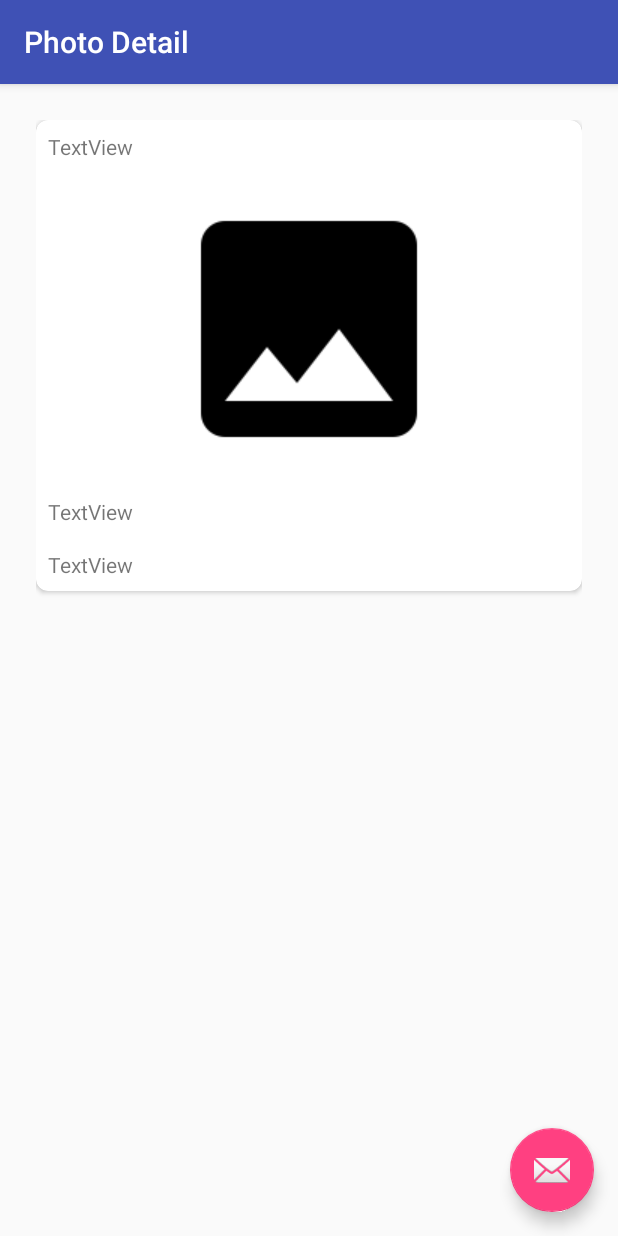
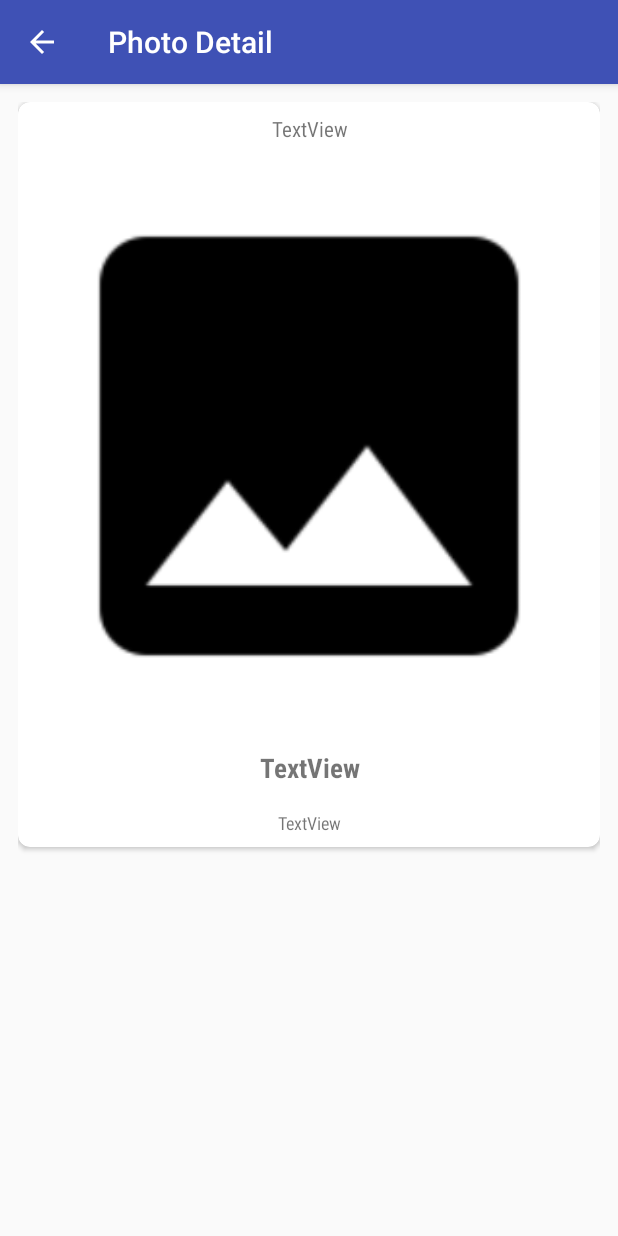
Before and after one commit to sergeyMelentyev/TrendingImages, an Android app: the PhotoDetailActivity screen opened directly, with no data from a screen before it, on a phone screen of 412 x 824 dp. Run offline under Robolectric (Android 15) with nearby library versions, the phone set to English and light mode, and no system bars; our stand-ins replace Picasso; pictures from the network do not load.

```diff
--- /dev/null
+++ b/app/src/main/java/com/example/melentyev/sergey/trendingimages/BaseActivity.java
@@ -0,0 +1,23 @@
+package com.example.melentyev.sergey.trendingimages;
+
+import android.support.v7.app.ActionBar;
+import android.support.v7.app.AppCompatActivity;
+import android.support.v7.widget.Toolbar;
+
+public class BaseActivity extends AppCompatActivity {
+    static final String FLICKR_QUERY = "FLICKR_QUERY";
+    static final String PHOTO_TRANSFER = "PHOTO_TRANSFER";
+
+    void activateToolBar(boolean enableHome) {
+        ActionBar actionBar = getSupportActionBar();
+        if (actionBar == null) {
+            Toolbar toolbar = (Toolbar) findViewById(R.id.toolbar);
+            if (toolbar != null) {
+                setSupportActionBar(toolbar);
+                actionBar = getSupportActionBar();
+            }
+        }
+        if (actionBar != null)
+            actionBar.setDisplayHomeAsUpEnabled(enableHome);
+    }
+}
--- a/app/src/main/java/com/example/melentyev/sergey/trendingimages/PhotoDetailActivity.java
+++ b/app/src/main/java/com/example/melentyev/sergey/trendingimages/PhotoDetailActivity.java
@@ -1,29 +1,42 @@
 package com.example.melentyev.sergey.trendingimages;
 
+import android.content.Intent;
 import android.os.Bundle;
 import android.support.design.widget.FloatingActionButton;
 import android.support.design.widget.Snackbar;
 import android.support.v7.app.AppCompatActivity;
 import android.support.v7.widget.Toolbar;
 import android.view.View;
+import android.widget.ImageView;
+import android.widget.TextView;
 
-public class PhotoDetailActivity extends AppCompatActivity {
+import com.squareup.picasso.Picasso;
+
+public class PhotoDetailActivity extends BaseActivity {
 
     @Override
     protected void onCreate(Bundle savedInstanceState) {
         super.onCreate(savedInstanceState);
         setContentView(R.layout.activity_photo_detail);
-        Toolbar toolbar = (Toolbar) findViewById(R.id.toolbar);
-        setSupportActionBar(toolbar);
 
-        FloatingActionButton fab = (FloatingActionButton) findViewById(R.id.fab);
-        fab.setOnClickListener(new View.OnClickListener() {
-            @Override
-            public void onClick(View view) {
-                Snackbar.make(view, "Replace with your own action", Snackbar.LENGTH_LONG)
-                        .setAction("Action", null).show();
-            }
-        });
+        activateToolBar(true);
+
+        Intent intent = getIntent();
+        Photo photo = (Photo) intent.getSerializableExtra(PHOTO_TRANSFER);
+        if (photo != null) {
+            TextView photoTitle = (TextView) findViewById(R.id.photo_title);
+            photoTitle.setText(photo.getmTitle());
+
+            TextView photoTags = (TextView) findViewById(R.id.photo_tags);
+            photoTags.setText(photo.getmTags());
+
+            TextView photoAuthor = (TextView) findViewById(R.id.photo_author);
+            photoAuthor.setText(photo.getmAuthor());
+
+            ImageView imageView = (ImageView) findViewById(R.id.photo_image);
+            Picasso.with(this).load(photo.getmLink()).error(R.drawable.place_holder)
+                    .placeholder(R.drawable.place_holder).into(imageView);
+        }
     }
 
 }
--- a/app/src/main/res/layout/activity_photo_detail.xml
+++ b/app/src/main/res/layout/activity_photo_detail.xml
@@ -23,12 +23,4 @@
 
     <include layout="@layout/content_photo_detail" />
 
-    <android.support.design.widget.FloatingActionButton
-        android:id="@+id/fab"
-        android:layout_width="wrap_content"
-        android:layout_height="wrap_content"
-        android:layout_gravity="bottom|end"
-        android:layout_margin="@dimen/fab_margin"
-        app:srcCompat="@android:drawable/ic_dialog_email" />
-
 </android.support.design.widget.CoordinatorLayout>
--- a/app/src/main/res/layout/content_photo_detail.xml
+++ b/app/src/main/res/layout/content_photo_detail.xml
@@ -12,12 +12,13 @@
     android:paddingTop="@dimen/activity_vertical_margin"
     app:layout_behavior="@string/appbar_scrolling_view_behavior"
     tools:context="com.example.melentyev.sergey.trendingimages.PhotoDetailActivity"
-    tools:showIn="@layout/activity_photo_detail">
+    tools:showIn="@layout/activity_photo_detail"
+    android:padding="8dp">
 
     <ScrollView
         android:layout_width="match_parent"
         android:layout_height="match_parent"
-        android:padding="8dp">
+        android:padding="4dp">
 
         <android.support.v7.widget.CardView
             android:layout_width="match_parent"
@@ -35,7 +36,9 @@
                     android:layout_width="match_parent"
                     android:layout_height="wrap_content"
                     android:layout_margin="8dp"
-                    android:text="TextView" />
+                    android:text="TextView"
+                    android:fontFamily="sans-serif-condensed"
+                    android:textAlignment="center" />
 
                 <ImageView
                     android:id="@+id/photo_image"
@@ -43,21 +46,29 @@
                     android:layout_height="wrap_content"
                     android:layout_margin="8dp"
                     android:scaleType="fitCenter"
-                    app:srcCompat="@drawable/place_holder" />
+                    app:srcCompat="@drawable/place_holder"
+                    android:adjustViewBounds="true" />
 
                 <TextView
                     android:id="@+id/photo_title"
                     android:layout_width="match_parent"
                     android:layout_height="wrap_content"
                     android:layout_margin="8dp"
-                    android:text="TextView" />
+                    android:text="TextView"
+                    android:textAlignment="center"
+                    android:textStyle="normal|bold"
+                    android:textSize="18sp"
+                    android:fontFamily="sans-serif-condensed" />
 
                 <TextView
                     android:id="@+id/photo_tags"
                     android:layout_width="match_parent"
                     android:layout_height="wrap_content"
                     android:layout_margin="8dp"
-                    android:text="TextView" />
+                    android:text="TextView"
+                    android:textAlignment="center"
+                    android:textSize="12sp"
+                    android:fontFamily="sans-serif-condensed" />
 
             </LinearLayout>
         </android.support.v7.widget.CardView>
```
Also changed, not shown: app/src/main/AndroidManifest.xml (+6 -1 lines), app/src/main/java/com/example/melentyev/sergey/trendingimages/MainActivity.java (+7 -5 lines), app/src/main/java/com/example/melentyev/sergey/trendingimages/Photo.java (+6 -1 lines), app/src/main/java/com/example/melentyev/sergey/trendingimages/SearchActivity.java (+2 -13 lines).
